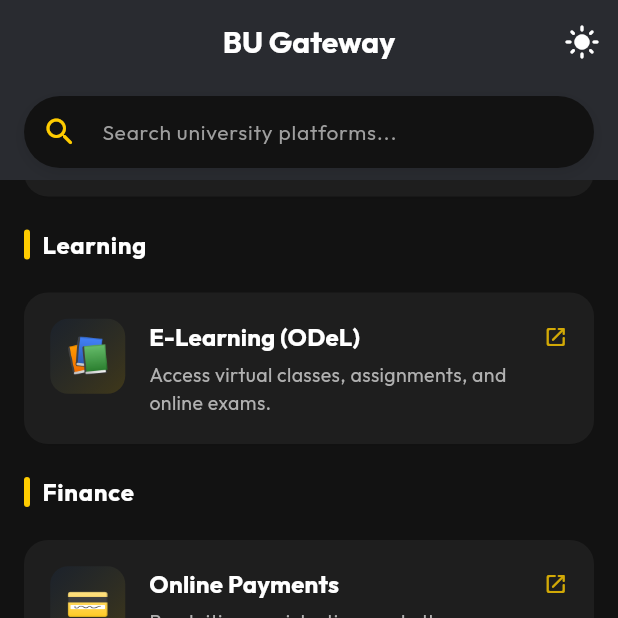
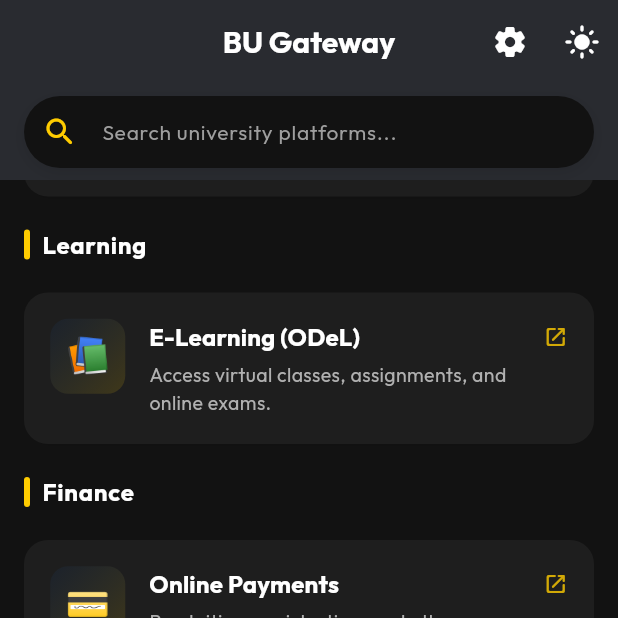
Before and after one commit to C-H-I-R-W-A/BU-Gateway, a Flutter app: the screen it shows after launch, scrolled down 576 dp, after a tap on the "dark mode" icon, on a phone screen of 412 x 824 dp, the top half of it. Run offline on Flutter 3.47's test engine with Material 3 defaults, Android fonts, the phone set to English and light mode, and no system bars; our stand-ins replace google_fonts, shared_preferences.

Commit message:
Ajout de mes améliorations UI

```diff
--- a/lib/app.dart
+++ b/lib/app.dart
@@ -1,7 +1,10 @@
 import 'package:flutter/material.dart';
+import 'package:flutter_localizations/flutter_localizations.dart';
 import 'constants/theme.dart';
+import 'helpers/settings_controller.dart';
 import 'screens/home/splash_screen.dart';
 import 'screens/home/home_screen.dart';
+import 'screens/settings/settings_screen.dart';
 
 class BuGatewayApp extends StatefulWidget {
   const BuGatewayApp({super.key});
@@ -11,30 +14,74 @@ class BuGatewayApp extends StatefulWidget {
 }
 
 class _BuGatewayAppState extends State<BuGatewayApp> {
-  bool _isDarkTheme = false;
+  late final SettingsController _settingsController;
+  bool _isLoading = true;
 
-  void _toggleTheme() {
+  @override
+  void initState() {
+    super.initState();
+    _settingsController = SettingsController()..addListener(_onSettingsChanged);
+    _loadSettings();
+  }
+
+  void _onSettingsChanged() {
+    if (mounted) {
+      setState(() {});
+    }
+  }
+
+  Future<void> _loadSettings() async {
+    await _settingsController.loadPreferences();
+    if (mounted) {
       setState(() {
-      _isDarkTheme = !_isDarkTheme;
+        _isLoading = false;
       });
+    }
+  }
+
+  @override
+  void dispose() {
+    _settingsController.removeListener(_onSettingsChanged);
+    _settingsController.dispose();
+    super.dispose();
   }
 
   @override
   Widget build(BuildContext context) {
-    return MaterialApp(
+    return SettingsProvider(
+      notifier: _settingsController,
+      child: MaterialApp(
         title: 'BU Gateway',
         debugShowCheckedModeBanner: false,
         theme: BUTheme.lightTheme,
         darkTheme: BUTheme.darkTheme,
-      themeMode: _isDarkTheme ? ThemeMode.dark : ThemeMode.light,
+        themeMode: _settingsController.isDarkMode ? ThemeMode.dark : ThemeMode.light,
+        locale: Locale(_settingsController.language.code),
+        supportedLocales: const [
+          Locale('en'),
+          Locale('sw'),
+        ],
+        localizationsDelegates: const [
+          GlobalMaterialLocalizations.delegate,
+          GlobalWidgetsLocalizations.delegate,
+          GlobalCupertinoLocalizations.delegate,
+        ],
+        localeResolutionCallback: (locale, supportedLocales) {
+          if (locale == null) return const Locale('en');
+          for (var supported in supportedLocales) {
+            if (supported.languageCode == locale.languageCode) {
+              return supported;
+            }
+          }
+          return const Locale('en');
+        },
         initialRoute: '/',
         routes: {
           '/': (context) => const SplashScreen(),
-        '/dashboard': (context) => HomeScreen(
-              onToggleTheme: _toggleTheme,
-              isDark: _isDarkTheme,
+          '/dashboard': (context) => const HomeScreen(),
+          '/settings': (context) => const SettingsScreen(),
+        },
       ),
-      },
     );
   }
 }
--- /dev/null
+++ b/lib/helpers/app_localizations.dart
@@ -0,0 +1,95 @@
+import 'package:flutter/material.dart';
+import 'settings_controller.dart';
+
+class AppLocalizations {
+  final AppLanguage language;
+
+  AppLocalizations(this.language);
+
+  static AppLocalizations of(BuildContext context) {
+    final settings = SettingsProvider.of(context);
+    return AppLocalizations(settings.language);
+  }
+
+  static const Map<AppLanguage, Map<String, String>> _translations = {
+    AppLanguage.english: {
+      'appTitle': 'BU Gateway',
+      'welcomeMessage': 'Welcome to BU Gateway',
+      'slogan': 'Excellence in Service',
+      'searchPlaceholder': 'Search university platforms...',
+      'noResults': 'No platforms found matching your search',
+      'settingsTitle': 'Settings',
+      'appearanceLabel': 'Appearance',
+      'darkModeLabel': 'Dark Mode',
+      'languageLabel': 'Language',
+      'storageLabel': 'Storage',
+      'cachedDataLabel': 'Cached data',
+      'clearCacheButton': 'Clear Cache',
+      'cacheClearedMessage': 'Cache cleared successfully',
+      'preferencesSavedNote': 'Your preferences are saved locally and restored automatically.',
+      'footerCopyright': '© 2026 Bugema University · IT Support in collaboration with Intern Students of 2026',
+      'toggleThemeTooltip': 'Toggle Theme',
+      'bugemaCompanion': 'Bugema University Companion Portal',
+    },
+    AppLanguage.luganda: {
+      'appTitle': 'BU Gateway',
+      'welcomeMessage': 'Tuwanirize ku BU Gateway',
+      'slogan': 'Obuvumu mu Kukuŋŋaanya',
+      'searchPlaceholder': 'Laba ku bifaananyi bya yunivasite...',
+      'noResults': 'Tewali bibinja ebyewani mu kusolola kwo',
+      'settingsTitle': 'Ebitegekeso',
+      'appearanceLabel': 'Obuwonero',
+      'darkModeLabel': 'Olukunkuma',
+      'languageLabel': 'Olulimi',
+      'storageLabel': 'Ebikwetegeredde',
+      'cachedDataLabel': 'Ebikwata ebyekozesebwa',
+      'clearCacheButton': 'Fuga Ebikwatako',
+      'cacheClearedMessage': 'Ebikwatako byeyasuliddwa nga bulungi',
+      'preferencesSavedNote': 'Enkola zo ezisembwa zinaabika mu kitongole era zikyusibwa nga bwetunaaba.',
+      'footerCopyright': '© 2026 Bugema University · IT Support in collaboration with Intern Students of 2026',
+      'toggleThemeTooltip': 'Kuzzaamu okukooma',
+      'bugemaCompanion': 'Ekibinja kyebyobusuubuzi ky’Yunivasite ya Bugema',
+    },
+    AppLanguage.swahili: {
+      'appTitle': 'BU Gateway',
+      'welcomeMessage': 'Karibu kwenye BU Gateway',
+      'slogan': 'Ubora Katika Huduma',
+      'searchPlaceholder': 'Tafuta majukwaa ya chuo...',
+      'noResults': 'Hakuna majukwaa yaliyopatikana kwa utafutaji wako',
+      'settingsTitle': 'Mipangilio',
+      'appearanceLabel': 'Muonekano',
+      'darkModeLabel': 'Njia Nyeusi',
+      'languageLabel': 'Lugha',
+      'storageLabel': 'Uhifadhi',
+      'cachedDataLabel': 'Data iliyohifadhiwa',
+      'clearCacheButton': 'Futa Kache',
+      'cacheClearedMessage': 'Kache imeshekwa kwa mafanikio',
+      'preferencesSavedNote': 'Mapendeleo yako yamehifadhiwa ndani na kurejeshwa moja kwa moja.',
+      'footerCopyright': '© 2026 Bugema University · IT Support in collaboration with Intern Students of 2026',
+      'toggleThemeTooltip': 'Badilisha Mandhari',
+      'bugemaCompanion': 'Lango la Msaidizi wa Chuo Kikuu cha Bugema',
+    },
+  };
+
+  String _translate(String key) {
+    return _translations[language]?[key] ?? _translations[AppLanguage.english]![key]!;
+  }
+
+  String get appTitle => _translate('appTitle');
+  String get welcomeMessage => _translate('welcomeMessage');
+  String get slogan => _translate('slogan');
+  String get searchPlaceholder => _translate('searchPlaceholder');
+  String get noResults => _translate('noResults');
+  String get settingsTitle => _translate('settingsTitle');
+  String get appearanceLabel => _translate('appearanceLabel');
+  String get darkModeLabel => _translate('darkModeLabel');
+  String get languageLabel => _translate('languageLabel');
+  String get storageLabel => _translate('storageLabel');
+  String get cachedDataLabel => _translate('cachedDataLabel');
+  String get clearCacheButton => _translate('clearCacheButton');
+  String get cacheClearedMessage => _translate('cacheClearedMessage');
+  String get preferencesSavedNote => _translate('preferencesSavedNote');
+  String get footerCopyright => _translate('footerCopyright');
+  String get toggleThemeTooltip => _translate('toggleThemeTooltip');
+  String get bugemaCompanion => _translate('bugemaCompanion');
+}
--- /dev/null
+++ b/lib/helpers/settings_controller.dart
@@ -0,0 +1,83 @@
+import 'package:flutter/material.dart';
+import 'package:shared_preferences/shared_preferences.dart';
+
+part 'settings_keys.dart';
+
+enum AppLanguage { english, luganda, swahili }
+
+extension AppLanguageExtension on AppLanguage {
+  String get code {
+    switch (this) {
+      case AppLanguage.english:
+        return 'en';
+      case AppLanguage.luganda:
+        return 'lg';
+      case AppLanguage.swahili:
+        return 'sw';
+    }
+  }
+
+  String get label {
+    switch (this) {
+      case AppLanguage.english:
+        return 'English';
+      case AppLanguage.luganda:
+        return 'Luganda';
+      case AppLanguage.swahili:
+        return 'Swahili';
+    }
+  }
+
+  static AppLanguage fromCode(String? code) {
+    switch (code) {
+      case 'lg':
+        return AppLanguage.luganda;
+      case 'sw':
+        return AppLanguage.swahili;
+      case 'en':
+      default:
+        return AppLanguage.english;
+    }
+  }
+}
+
+class SettingsController extends ChangeNotifier {
+  bool _isDarkMode = false;
+  AppLanguage _language = AppLanguage.english;
+
+  bool get isDarkMode => _isDarkMode;
+  AppLanguage get language => _language;
+
+  SettingsController();
+
+  Future<void> loadPreferences() async {
+    final prefs = await SharedPreferences.getInstance();
+    _isDarkMode = prefs.getBool(SettingsKeys.isDarkMode) ?? false;
+    _language = AppLanguageExtension.fromCode(prefs.getString(SettingsKeys.languageCode));
+    notifyListeners();
+  }
+
+  Future<void> updateDarkMode(bool enabled) async {
+    _isDarkMode = enabled;
+    final prefs = await SharedPreferences.getInstance();
+    await prefs.setBool(SettingsKeys.isDarkMode, enabled);
+    notifyListeners();
+  }
+
+  Future<void> updateLanguage(AppLanguage language) async {
+    _language = language;
+    final prefs = await SharedPreferences.getInstance();
+    await prefs.setString(SettingsKeys.languageCode, language.code);
+    notifyListeners();
+  }
+}
+
+class SettingsProvider extends InheritedNotifier<SettingsController> {
+  const SettingsProvider({super.key, required SettingsController notifier, required Widget child}) : super(notifier: notifier, child: child);
+
+  static SettingsController of(BuildContext context) {
+    final provider = context.dependOnInheritedWidgetOfExactType<SettingsProvider>();
+    assert(provider != null, 'No SettingsProvider found in context');
+    return provider!.notifier!;
+  }
+}
--- /dev/null
+++ b/lib/helpers/settings_keys.dart
@@ -0,0 +1,6 @@
+part of 'settings_controller.dart';
+
+class SettingsKeys {
+  static const String isDarkMode = 'is_dark_mode';
+  static const String languageCode = 'language_code';
+}
--- a/lib/screens/home/home_screen.dart
+++ b/lib/screens/home/home_screen.dart
@@ -1,19 +1,13 @@
 import 'package:flutter/material.dart';
 import '../../constants/colors.dart';
 import '../../constants/links.dart';
-import '../../constants/strings.dart';
+import '../../helpers/app_localizations.dart';
+import '../../helpers/settings_controller.dart';
 import '../../widgets/category_header.dart';
 import '../../widgets/link_card.dart';
 
 class HomeScreen extends StatefulWidget {
-  final VoidCallback onToggleTheme;
-  final bool isDark;
-
-  const HomeScreen({
-    super.key,
-    required this.onToggleTheme,
-    required this.isDark,
-  });
+  const HomeScreen({super.key});
 
   @override
   State<HomeScreen> createState() => _HomeScreenState();
@@ -48,6 +42,10 @@ class _HomeScreenState extends State<HomeScreen> {
       groupedLinks.putIfAbsent(link.category, () => []).add(link);
     }
 
+    final settings = SettingsProvider.of(context);
+    final loc = AppLocalizations.of(context);
+    final isDark = settings.isDarkMode;
+
     return Scaffold(
       body: CustomScrollView(
         slivers: [
@@ -57,11 +55,11 @@ class _HomeScreenState extends State<HomeScreen> {
             floating: false,
             pinned: true,
             stretch: true,
-            backgroundColor: widget.isDark ? BUColors.cardDark : BUColors.primaryBlue,
+            backgroundColor: isDark ? BUColors.cardDark : BUColors.primaryBlue,
             // Removed the logo beside the BU Gateway title at the very top
-            title: const Text(
-              BUStrings.appTitle,
-              style: TextStyle(
+            title: Text(
+              loc.appTitle,
+              style: const TextStyle(
                 fontWeight: FontWeight.bold,
                 fontSize: 20,
                 color: Colors.white,
@@ -70,12 +68,17 @@ class _HomeScreenState extends State<HomeScreen> {
             centerTitle: true,
             actions: [
               IconButton(
+                icon: const Icon(Icons.settings_rounded, color: Colors.white),
+                onPressed: () => Navigator.pushNamed(context, '/settings'),
+                tooltip: loc.settingsTitle,
+              ),
+              IconButton(
                 icon: Icon(
-                  widget.isDark ? Icons.light_mode_rounded : Icons.dark_mode_rounded,
+                  isDark ? Icons.light_mode_rounded : Icons.dark_mode_rounded,
                   color: Colors.white,
                 ),
-                onPressed: widget.onToggleTheme,
-                tooltip: 'Toggle Theme',
+                onPressed: () => settings.updateDarkMode(!isDark),
+                tooltip: loc.toggleThemeTooltip,
               ),
             ],
             flexibleSpace: FlexibleSpaceBar(
@@ -86,7 +89,7 @@ class _HomeScreenState extends State<HomeScreen> {
                   DecoratedBox(
                     decoration: BoxDecoration(
                       gradient: LinearGradient(
-                        colors: widget.isDark
+                        colors: isDark
                             ? [const Color(0xFF0F1E36), BUColors.backgroundDark]
                             : [BUColors.primaryBlue, const Color(0xFF1565C0)],
                         begin: Alignment.topLeft,
@@ -153,9 +156,9 @@ class _HomeScreenState extends State<HomeScreen> {
                           ),
                           const SizedBox(height: 8),
                           // Removed the welcome to bu gateway statement text
-                          const Text(
-                            BUStrings.slogan,
-                            style: TextStyle(
+                          Text(
+                            loc.slogan,
+                            style: const TextStyle(
                               fontSize: 12,
                               fontStyle: FontStyle.italic,
                               color: Colors.white70,
@@ -177,7 +180,7 @@ class _HomeScreenState extends State<HomeScreen> {
                 child: Container(
                   height: 48,
                   decoration: BoxDecoration(
-                    color: widget.isDark ? BUColors.backgroundDark : Colors.white,
+                    color: isDark ? BUColors.backgroundDark : Colors.white,
                     borderRadius: BorderRadius.circular(24),
                     boxShadow: [
                       BoxShadow(
@@ -195,14 +198,14 @@ class _HomeScreenState extends State<HomeScreen> {
                       });
                     },
                     decoration: InputDecoration(
-                      hintText: BUStrings.searchPlaceholder,
+                      hintText: loc.searchPlaceholder,
                       hintStyle: TextStyle(
-                        color: widget.isDark ? Colors.grey[500] : Colors.grey[400],
+                        color: isDark ? Colors.grey[500] : Colors.grey[400],
                         fontSize: 14,
                       ),
                       prefixIcon: Icon(
                         Icons.search_rounded,
-                        color: widget.isDark ? BUColors.secondaryGold : BUColors.primaryBlue,
+                        color: isDark ? BUColors.secondaryGold : BUColors.primaryBlue,
                       ),
                       suffixIcon: _searchQuery.isNotEmpty
                           ? IconButton(
@@ -238,16 +241,16 @@ class _HomeScreenState extends State<HomeScreen> {
                       Icon(
                         Icons.search_off_rounded,
                         size: 64,
-                        color: widget.isDark ? Colors.grey[700] : Colors.grey[300],
+                        color: isDark ? Colors.grey[700] : Colors.grey[300],
                       ),
                       const SizedBox(height: 16),
                       Text(
-                        BUStrings.noResults,
+                        loc.noResults,
                         textAlign: TextAlign.center,
                         style: TextStyle(
                           fontSize: 15,
                           fontWeight: FontWeight.w500,
-                          color: widget.isDark ? Colors.grey[400] : Colors.grey[600],
+                          color: isDark ? Colors.grey[400] : Colors.grey[600],
                         ),
                       ),
                     ],
@@ -304,19 +307,19 @@ class _HomeScreenState extends State<HomeScreen> {
                 children: [
                   const Divider(indent: 32, endIndent: 32),
                   const SizedBox(height: 12),
-                  const Text(
-                    BUStrings.slogan,
-                    style: TextStyle(
+                  Text(
+                    loc.slogan,
+                    style: const TextStyle(
                       fontSize: 12,
                       fontStyle: FontStyle.italic,
                       color: Colors.grey,
                     ),
                   ),
                   const SizedBox(height: 4),
-                  const Text(
-                    BUStrings.footerCopyright,
+                  Text(
+                    loc.footerCopyright,
                     textAlign: TextAlign.center,
-                    style: TextStyle(
+                    style: const TextStyle(
                       fontSize: 11,
                       color: Colors.grey,
                     ),
--- a/lib/screens/home/splash_screen.dart
+++ b/lib/screens/home/splash_screen.dart
@@ -1,5 +1,6 @@
 import 'package:flutter/material.dart';
 import '../../constants/colors.dart';
+import '../../helpers/app_localizations.dart';
 
 class SplashScreen extends StatefulWidget {
   const SplashScreen({super.key});
@@ -23,6 +24,8 @@ class _SplashScreenState extends State<SplashScreen> {
 
   @override
   Widget build(BuildContext context) {
+    final loc = AppLocalizations.of(context);
+
     return Scaffold(
       backgroundColor: Colors.white,
       body: Center(
@@ -46,9 +49,9 @@ class _SplashScreenState extends State<SplashScreen> {
               ),
               const SizedBox(height: 32),
               // University Application Branding Labels
-              const Text(
-                'BU Gateway',
-                style: TextStyle(
+              Text(
+                loc.appTitle,
+                style: const TextStyle(
                   color: BUColors.primaryBlue,
                   fontSize: 32,
                   fontWeight: FontWeight.bold,
@@ -56,10 +59,10 @@ class _SplashScreenState extends State<SplashScreen> {
                 ),
               ),
               const SizedBox(height: 8),
-              const Text(
-                'Bugema University Companion Portal',
+              Text(
+                loc.bugemaCompanion,
                 textAlign: TextAlign.center,
-                style: TextStyle(
+                style: const TextStyle(
                   color: Colors.black54,
                   fontSize: 14,
                   fontWeight: FontWeight.w500,
--- a/pubspec.yaml
+++ b/pubspec.yaml
@@ -31,12 +31,16 @@ environment:
 dependencies:
   flutter:
     sdk: flutter
+  flutter_localizations:
+    sdk: flutter
 
   # The following adds the Cupertino Icons font to your application.
   # Use with the CupertinoIcons class for iOS style icons.
   cupertino_icons: ^1.0.8
   url_launcher: ^6.3.2
   google_fonts: ^8.1.0
+  shared_preferences: ^2.1.0
+  path_provider: ^2.0.14
 
 
 dev_dependencies:
```
Also changed, not shown: lib/constants/strings.dart (+9 -0 lines), lib/screens/settings/settings_screen.dart (added, +211 -0 lines), pubspec.lock, 1 other file. Lines whose indentation alone changed are shown as unchanged.
